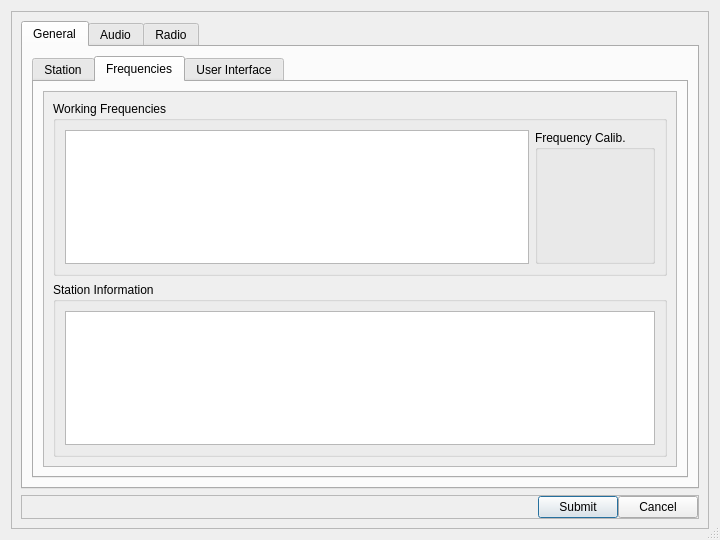
First picture: the form in src/ui/dialogsettings.ui, repository GekkoFyre/small-world-deluxe, before the edit.
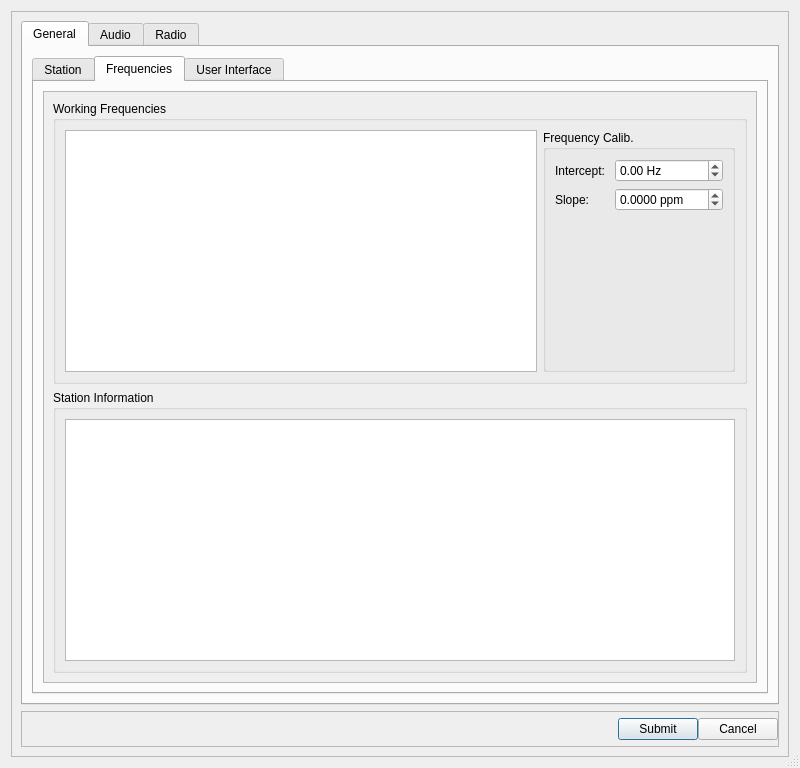
Second picture: the form after the edit. The open tabs and pages were chosen to show the change.

What changed in the file:
```diff
--- a/src/ui/dialogsettings.ui
+++ b/src/ui/dialogsettings.ui
@@ -9,8 +9,8 @@
    <rect>
     <x>0</x>
     <y>0</y>
-    <width>720</width>
-    <height>540</height>
+    <width>800</width>
+    <height>768</height>
    </rect>
   </property>
   <property name="sizePolicy">
@@ -302,8 +302,8 @@
                      <rect>
                       <x>0</x>
                       <y>0</y>
-                      <width>616</width>
-                      <height>353</height>
+                      <width>696</width>
+                      <height>575</height>
                      </rect>
                     </property>
                     <layout class="QVBoxLayout" name="verticalLayout_20">
@@ -321,6 +321,63 @@
                           <property name="title">
                            <string>Frequency Calib.</string>
                           </property>
+                          <layout class="QFormLayout" name="formLayout_9">
+                           <item row="0" column="0">
+                            <widget class="QLabel" name="label_freq_calib_intercept">
+                             <property name="text">
+                              <string>Intercept: </string>
+                             </property>
+                            </widget>
+                           </item>
+                           <item row="0" column="1">
+                            <widget class="QDoubleSpinBox" name="doubleSpinBox_freq_calib_intercept">
+                             <property name="suffix">
+                              <string> Hz</string>
+                             </property>
+                             <property name="minimum">
+                              <double>-99999.000000000000000</double>
+                             </property>
+                             <property name="stepType">
+                              <enum>QAbstractSpinBox::AdaptiveDecimalStepType</enum>
+                             </property>
+                             <property name="value">
+                              <double>0.000000000000000</double>
+                             </property>
+                            </widget>
+                           </item>
+                           <item row="1" column="0">
+                            <widget class="QLabel" name="label_freq_calib_slope">
+                             <property name="text">
+                              <string>Slope: </string>
+                             </property>
+                            </widget>
+                           </item>
+                           <item row="1" column="1">
+                            <widget class="QDoubleSpinBox" name="doubleSpinBox_freq_calib_slope">
+                             <property name="accelerated">
+                              <bool>true</bool>
+                             </property>
+                             <property name="suffix">
+                              <string> ppm</string>
+                             </property>
+                             <property name="decimals">
+                              <number>4</number>
+                             </property>
+                             <property name="minimum">
+                              <double>-999.999900000000025</double>
+                             </property>
+                             <property name="maximum">
+                              <double>999.999900000000025</double>
+                             </property>
+                             <property name="singleStep">
+                              <double>0.000100000000000</double>
+                             </property>
+                             <property name="stepType">
+                              <enum>QAbstractSpinBox::AdaptiveDecimalStepType</enum>
+                             </property>
+                            </widget>
+                           </item>
+                          </layout>
                          </widget>
                         </item>
                        </layout>
```
Left out of the diff: 10 changed lines with no effect on the pictures.
